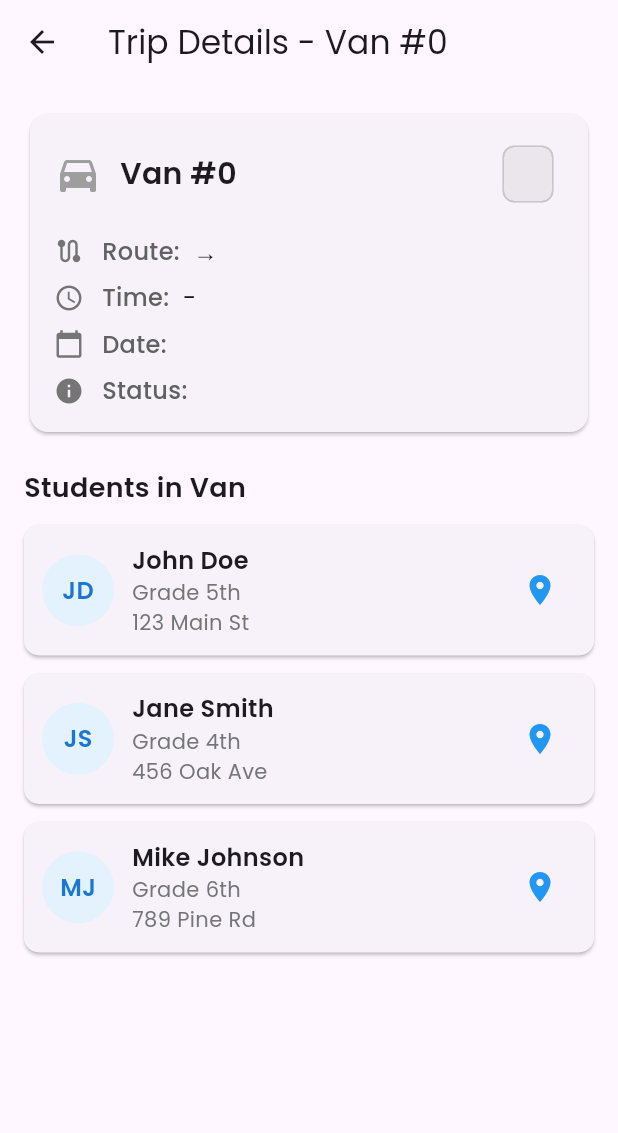
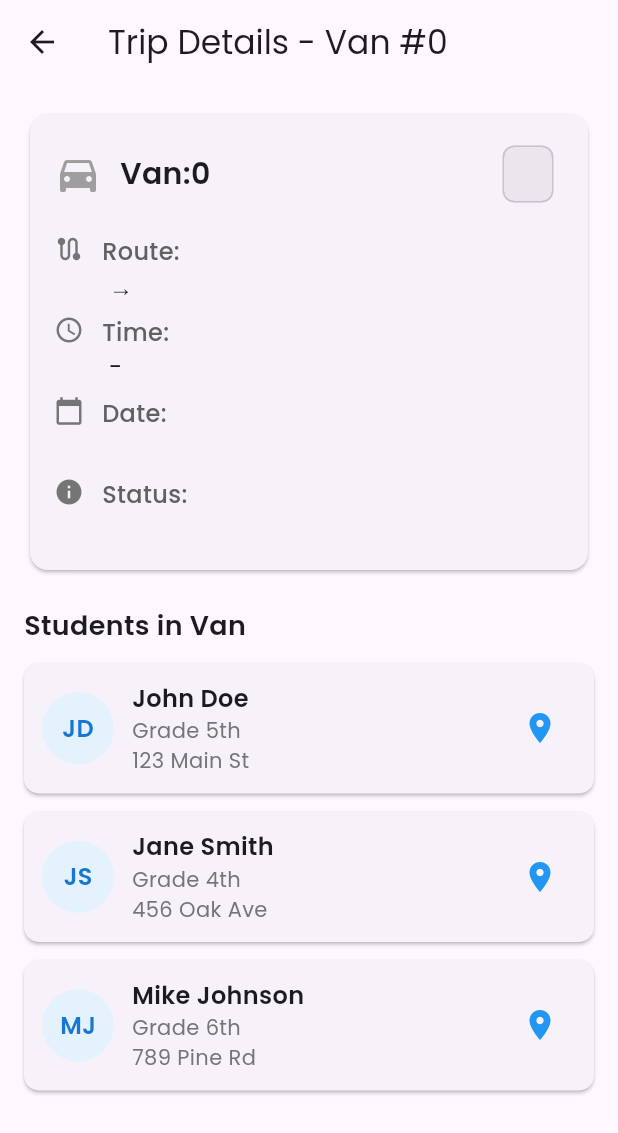
Before and after one commit to vernonthedev/school_van_project, a Flutter app: the TripDetailsScreen screen opened directly with empty values, on a phone screen of 412 x 824 dp. Shown: the top 1133 px of the screen. Run offline on Flutter 3.47's test engine with Material 3 defaults, Android fonts, the phone set to English and light mode, and no system bars; our stand-ins replace firebase_core, google_fonts, icons_plus, shared_preferences; accounts and stored records are empty.

Commit message:
[fix] solved overflow pixel bug for route names

```diff
--- a/van_operator_app/lib/frontend/widgets/cards/trip_card.dart
+++ b/van_operator_app/lib/frontend/widgets/cards/trip_card.dart
@@ -63,7 +63,7 @@ class TripCard extends StatelessWidget {
                       crossAxisAlignment: CrossAxisAlignment.start,
                       children: [
                         Text(
-                          'Van #${trip.vanId}',
+                          'Van:${trip.vanId}',
                           style: GoogleFonts.poppins(
                             fontSize: 16,
                             fontWeight: FontWeight.w600,
--- a/van_operator_app/lib/frontend/widgets/cards/trip_overview_card.dart
+++ b/van_operator_app/lib/frontend/widgets/cards/trip_overview_card.dart
@@ -41,7 +41,7 @@ class TripOverviewCard extends StatelessWidget {
                 ),
                 const SizedBox(width: 12),
                 Text(
-                  'Van #${trip.vanId}',
+                  'Van:${trip.vanId}',
                   style: GoogleFonts.poppins(
                     fontSize: 20,
                     fontWeight: FontWeight.w600,
--- a/van_operator_app/lib/frontend/widgets/detail_row.dart
+++ b/van_operator_app/lib/frontend/widgets/detail_row.dart
@@ -16,9 +16,14 @@ class DetailRow extends StatelessWidget {
   @override
   Widget build(BuildContext context) {
     return Row(
+      crossAxisAlignment: CrossAxisAlignment.start,
       children: [
         Icon(icon, size: 20, color: Colors.grey[600]),
         const SizedBox(width: 12),
+        Expanded(
+          child: Column(
+            crossAxisAlignment: CrossAxisAlignment.start,
+            children: [
               Text(
                 '$label: ',
                 style: GoogleFonts.poppins(
@@ -29,7 +34,14 @@ class DetailRow extends StatelessWidget {
               ),
               Text(
                 value,
-          style: GoogleFonts.poppins(fontSize: 16, fontWeight: FontWeight.w400),
+                style: GoogleFonts.poppins(
+                  fontSize: 16,
+                  fontWeight: FontWeight.w400,
+                ),
+                softWrap: true,
+              ),
+            ],
+          ),
         ),
       ],
     );
```
Lines whose indentation alone changed are shown as unchanged.
